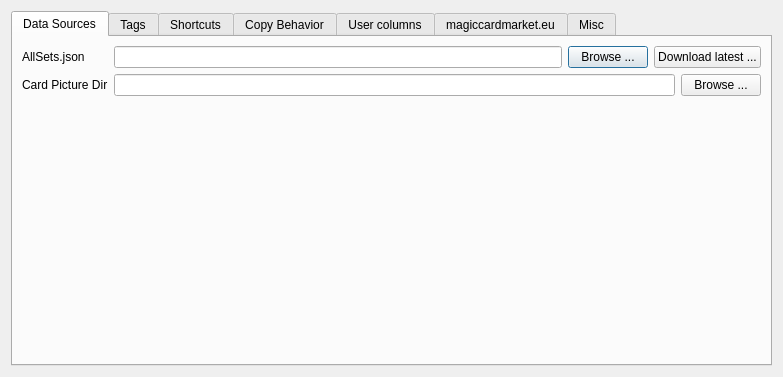
Qt form mtgcards/optionsdialog.ui (stijnvermeir/mtgcards) before a commit.
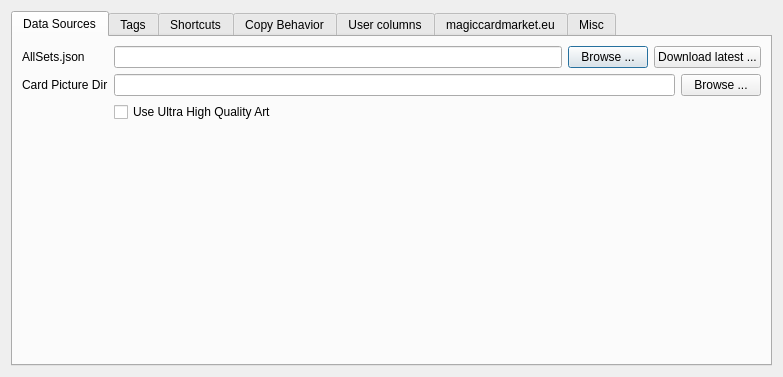
The same form after that commit. Icons and pictures are not drawn.

```diff
--- a/mtgcards/optionsdialog.ui
+++ b/mtgcards/optionsdialog.ui
@@ -90,6 +90,19 @@
          </item>
         </layout>
        </item>
+       <item row="4" column="1">
+        <widget class="QCheckBox" name="ultraHQArtChk">
+         <property name="sizePolicy">
+          <sizepolicy hsizetype="Expanding" vsizetype="Fixed">
+           <horstretch>0</horstretch>
+           <verstretch>0</verstretch>
+          </sizepolicy>
+         </property>
+         <property name="text">
+          <string>Use Ultra High Quality Art</string>
+         </property>
+        </widget>
+       </item>
       </layout>
      </widget>
      <widget class="QWidget" name="tagsTab">
```
Left out of the diff: 11 changed lines with no effect on the pictures.
